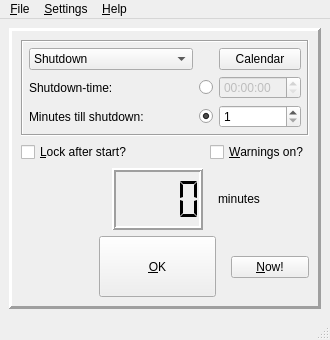
Old version of the form qshutdown/src/ui/gui.ui in the repository hakaishi/shutdown-qapps.
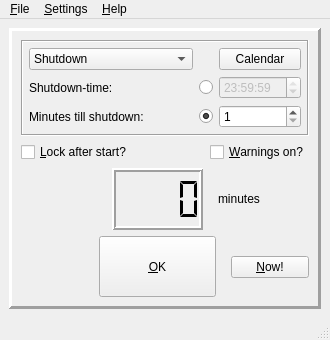
New version of the form. Icons and pictures are not drawn.

Diff of the .ui file:
```diff
--- a/qshutdown/src/ui/gui.ui
+++ b/qshutdown/src/ui/gui.ui
@@ -82,6 +82,16 @@
               <verstretch>1</verstretch>
              </sizepolicy>
             </property>
+            <property name="date">
+             <date>
+              <year>1998</year>
+              <month>12</month>
+              <day>31</day>
+             </date>
+            </property>
+            <property name="timeSpec">
+             <enum>Qt::LocalTime</enum>
+            </property>
            </widget>
           </item>
           <item row="2" column="2">
```
Left out of the diff: 15 changed lines with no effect on the pictures.
